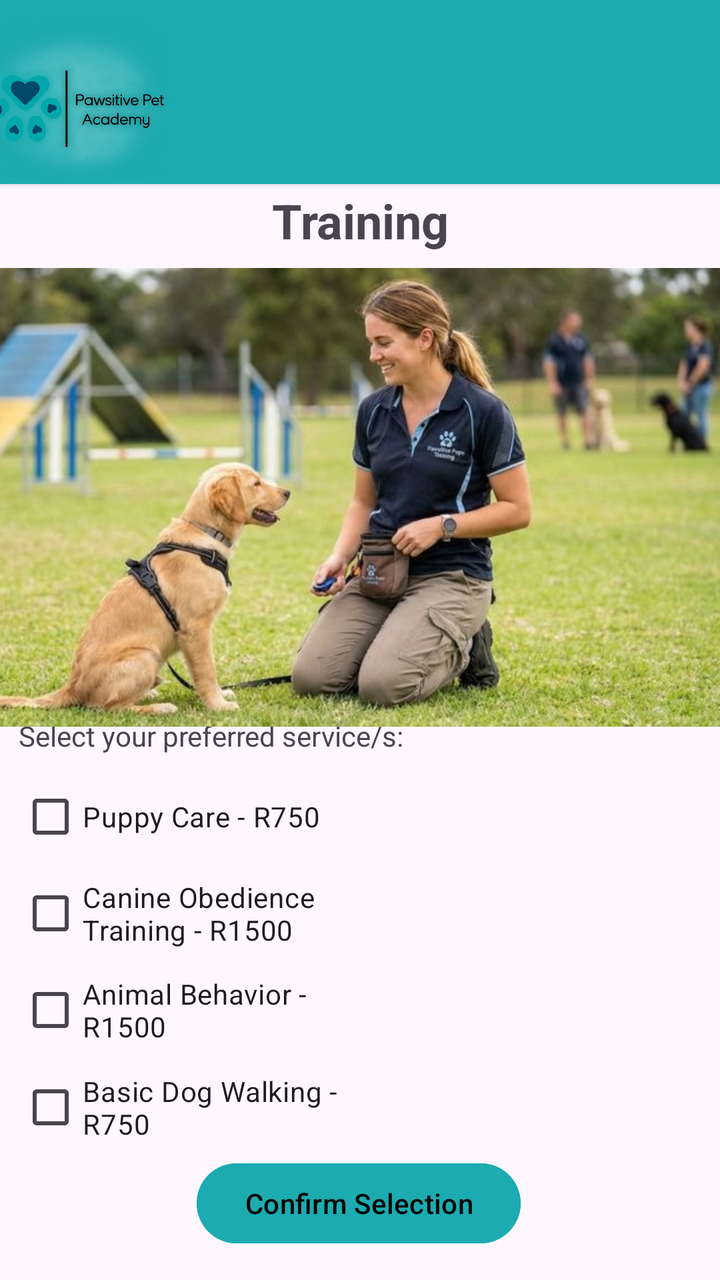
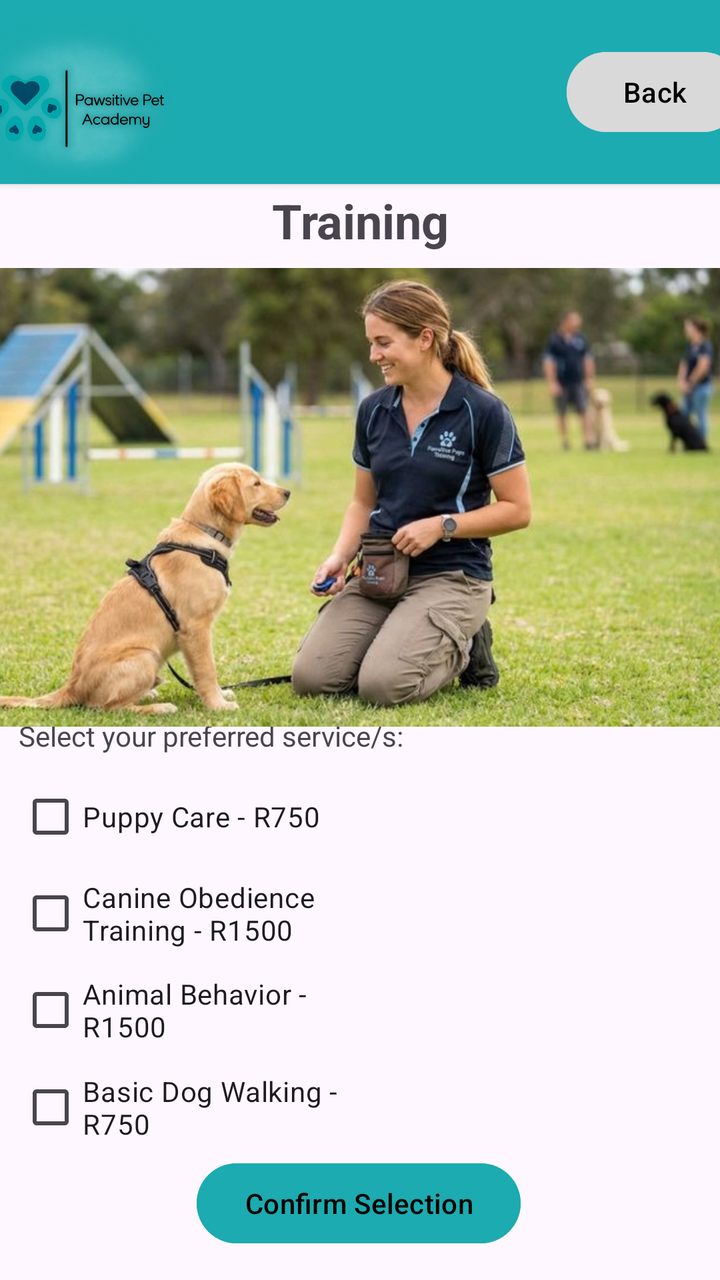

Compare the two renders of this Android layout. The source of the first and the diff that turns it into the second are given below.
<!-- AndroidManifest.xml: application theme Theme.PawsitivePets -->
<!-- res/layout/activity_training.xml -->
<?xml version="1.0" encoding="utf-8"?>
<androidx.constraintlayout.widget.ConstraintLayout xmlns:android="http://schemas.android.com/apk/res/android"
    xmlns:app="http://schemas.android.com/apk/res-auto"
    xmlns:tools="http://schemas.android.com/tools"
    android:id="@+id/main"
    android:layout_width="match_parent"
    android:layout_height="match_parent"
    tools:context=".Training">

    <TextView
        android:id="@+id/txtSelect"
        android:layout_width="wrap_content"
        android:layout_height="wrap_content"
        android:text="Select your preferred service/s:"
        app:layout_constraintBottom_toBottomOf="parent"
        app:layout_constraintEnd_toEndOf="parent"
        app:layout_constraintHorizontal_bias="0.055"
        app:layout_constraintStart_toStartOf="parent"
        app:layout_constraintTop_toTopOf="parent"
        app:layout_constraintVertical_bias="0.577" />

    <CheckBox
        android:id="@+id/checkBehaviorTraining"
        android:layout_width="176dp"
        android:layout_height="56dp"
        android:text="Animal Behavior - R1500"
        app:layout_constraintBottom_toBottomOf="parent"
        app:layout_constraintEnd_toEndOf="parent"
        app:layout_constraintHorizontal_bias="0.051"
        app:layout_constraintStart_toStartOf="parent"
        app:layout_constraintTop_toTopOf="parent"
        app:layout_constraintVertical_bias="0.817" />

    <CheckBox
        android:id="@+id/checkBasicObedience"
        android:layout_width="176dp"
        android:layout_height="56dp"
        android:text="Canine Obedience Training - R1500"
        app:layout_constraintBottom_toBottomOf="parent"
        app:layout_constraintEnd_toEndOf="parent"
        app:layout_constraintHorizontal_bias="0.051"
        app:layout_constraintStart_toStartOf="parent"
        app:layout_constraintTop_toTopOf="parent"
        app:layout_constraintVertical_bias="0.734" />

    <CheckBox
        android:id="@+id/checkLeashTraining"
        android:layout_width="176dp"
        android:layout_height="56dp"
        android:text="Basic Dog Walking - R750"
        app:layout_constraintBottom_toBottomOf="parent"
        app:layout_constraintEnd_toEndOf="parent"
        app:layout_constraintHorizontal_bias="0.051"
        app:layout_constraintStart_toStartOf="parent"
        app:layout_constraintTop_toTopOf="parent"
        app:layout_constraintVertical_bias="0.9" />

    <CheckBox
        android:id="@+id/checkPuppyTraining"
        android:layout_width="176dp"
        android:layout_height="56dp"
        android:text="Puppy Care - R750"
        app:layout_constraintBottom_toBottomOf="parent"
        app:layout_constraintEnd_toEndOf="parent"
        app:layout_constraintHorizontal_bias="0.051"
        app:layout_constraintStart_toStartOf="parent"
        app:layout_constraintTop_toTopOf="parent"
        app:layout_constraintVertical_bias="0.651" />

    <TextView
        android:id="@+id/txtTraining"
        android:layout_width="161dp"
        android:layout_height="37dp"
        android:gravity="center"
        android:text="Training"
        android:textSize="24sp"
        android:textStyle="bold"
        app:layout_constraintBottom_toBottomOf="parent"
        app:layout_constraintEnd_toEndOf="parent"
        app:layout_constraintStart_toStartOf="parent"
        app:layout_constraintTop_toTopOf="@+id/cardView2"
        app:layout_constraintVertical_bias="0.152" />

    <androidx.cardview.widget.CardView
        android:id="@+id/cardView2"
        android:layout_width="414dp"
        android:layout_height="92dp"
        app:cardBackgroundColor="#1CABB0"
        app:layout_constraintBottom_toBottomOf="parent"
        app:layout_constraintEnd_toEndOf="parent"
        app:layout_constraintStart_toStartOf="parent"
        app:layout_constraintTop_toTopOf="parent"
        app:layout_constraintVertical_bias="0.0">

        <ImageView
            android:id="@+id/imageView"
            android:layout_width="130dp"
            android:layout_height="match_parent"
            app:srcCompat="@drawable/logo_1" />
    </androidx.cardview.widget.CardView>

    <ImageView
        android:id="@+id/imageView2"
        android:layout_width="408dp"
        android:layout_height="268dp"
        app:layout_constraintBottom_toBottomOf="parent"
        app:layout_constraintEnd_toEndOf="parent"
        app:layout_constraintHorizontal_bias="1.0"
        app:layout_constraintStart_toStartOf="parent"
        app:layout_constraintTop_toTopOf="@+id/cardView2"
        app:layout_constraintVertical_bias="0.308"
        app:srcCompat="@drawable/whatsapp_image_2026_09_22_at_09_33_24__1_" />

    <Button
        android:id="@+id/btnConfirmSelection2"
        android:layout_width="wrap_content"
        android:layout_height="wrap_content"
        android:backgroundTint="#1CABB0"
        android:text="Confirm Selection"
        android:textColor="@color/black"
        app:layout_constraintBottom_toBottomOf="parent"
        app:layout_constraintEnd_toEndOf="parent"
        app:layout_constraintHorizontal_bias="0.497"
        app:layout_constraintStart_toStartOf="parent"
        app:layout_constraintTop_toTopOf="parent"
        app:layout_constraintVertical_bias="0.976" />
</androidx.constraintlayout.widget.ConstraintLayout>
<!-- resources referenced by this layout -->
<resources>
  <color name="black">#FF000000</color>
  <!-- drawable logo_1: png bitmap (drawable, 235545 bytes) -->
  <!-- drawable whatsapp_image_2026_09_22_at_09_33_24__1_: jpeg bitmap (drawable, 67840 bytes) -->
  <style name="Theme.PawsitivePets" parent="Base.Theme.PawsitivePets" />
  <style name="Base.Theme.PawsitivePets" parent="Theme.Material3.DayNight.NoActionBar">
          
          
      </style>
</resources>

<!-- the commit's change to res/layout/activity_training.xml (unified diff, before → after) -->
@@ -97,6 +97,16 @@
             android:layout_width="130dp"
             android:layout_height="match_parent"
             app:srcCompat="@drawable/logo_1" />
+
+        <Button
+            android:id="@+id/btnBack"
+            android:layout_width="wrap_content"
+            android:layout_height="wrap_content"
+            android:layout_gravity="end|center_vertical"
+            android:layout_marginEnd="16dp"
+            android:backgroundTint="#D9D9D9"
+            android:text="Back"
+            android:textColor="@color/black" />
     </androidx.cardview.widget.CardView>
 
     <ImageView
